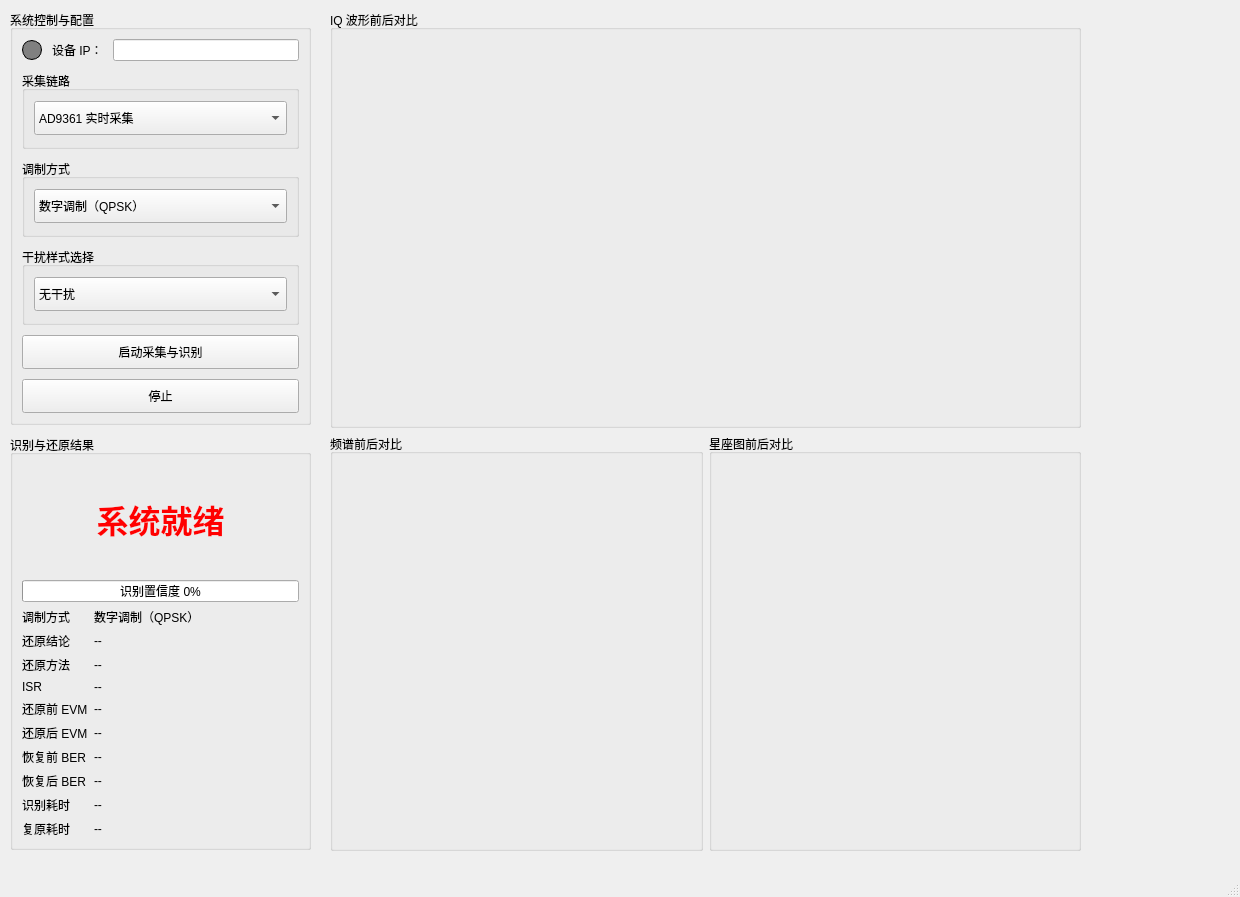
Before: the Qt Designer form 01_运行包/rk3588_gui/mainwindow.ui in taikongrensanhao/rk3588_JamSystem, drawn with Qt 5.
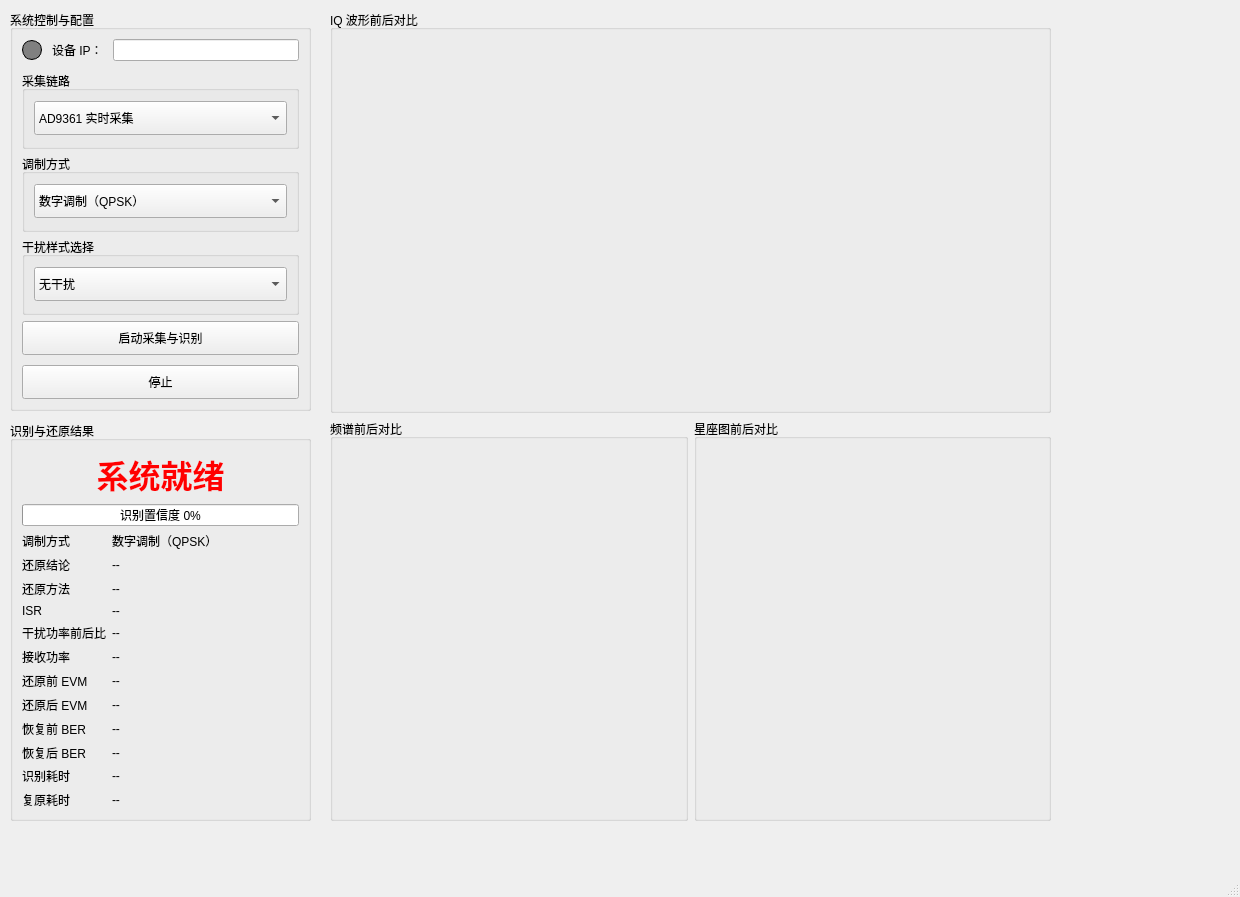
After: the same form once the commit is applied. Custom widgets are drawn as their Qt base class.

The edit to the form file:
```diff
--- a/01_运行包/rk3588_gui/mainwindow.ui
+++ b/01_运行包/rk3588_gui/mainwindow.ui
@@ -20,7 +20,7 @@
       <x>10</x>
       <y>10</y>
       <width>301</width>
-      <height>840</height>
+      <height>811</height>
      </rect>
     </property>
     <layout class="QVBoxLayout" name="verticalLayout_6">
@@ -335,83 +335,111 @@
            </widget>
           </item>
           <item row="4" column="0">
+           <widget class="QLabel" name="label_metric_power_ratio_title">
+            <property name="text">
+             <string>干扰功率前后比</string>
+            </property>
+           </widget>
+          </item>
+          <item row="4" column="1">
+           <widget class="QLabel" name="label_metric_power_ratio">
+            <property name="text">
+             <string>--</string>
+            </property>
+           </widget>
+          </item>
+          <item row="5" column="0">
+           <widget class="QLabel" name="label_metric_power_dbm_title">
+            <property name="text">
+             <string>接收功率</string>
+            </property>
+           </widget>
+          </item>
+          <item row="5" column="1">
+           <widget class="QLabel" name="label_metric_power_dbm">
+            <property name="text">
+             <string>--</string>
+            </property>
+           </widget>
+          </item>
+          <item row="6" column="0">
            <widget class="QLabel" name="label_metric_evm_before_title">
             <property name="text">
              <string>还原前 EVM</string>
             </property>
            </widget>
           </item>
-          <item row="4" column="1">
+          <item row="6" column="1">
            <widget class="QLabel" name="label_metric_evm_before">
             <property name="text">
              <string>--</string>
             </property>
            </widget>
           </item>
-          <item row="5" column="0">
+          <item row="7" column="0">
            <widget class="QLabel" name="label_metric_evm_after_title">
             <property name="text">
              <string>还原后 EVM</string>
             </property>
            </widget>
           </item>
-          <item row="5" column="1">
+          <item row="7" column="1">
            <widget class="QLabel" name="label_metric_evm_after">
             <property name="text">
              <string>--</string>
             </property>
            </widget>
           </item>
-          <item row="6" column="0">
+          <item row="8" column="0">
            <widget class="QLabel" name="label_extra_metric1_title">
             <property name="text">
              <string>恢复前 BER</string>
             </property>
            </widget>
           </item>
-          <item row="6" column="1">
+          <item row="8" column="1">
            <widget class="QLabel" name="label_extra_metric1_value">
             <property name="text">
              <string>--</string>
             </property>
            </widget>
           </item>
-          <item row="7" column="0">
+          <item row="9" column="0">
            <widget class="QLabel" name="label_extra_metric2_title">
             <property name="text">
              <string>恢复后 BER</string>
             </property>
            </widget>
           </item>
-          <item row="7" column="1">
+          <item row="9" column="1">
            <widget class="QLabel" name="label_extra_metric2_value">
             <property name="text">
              <string>--</string>
             </property>
            </widget>
           </item>
-          <item row="8" column="0">
+          <item row="10" column="0">
            <widget class="QLabel" name="label_recognition_time_title">
             <property name="text">
              <string>识别耗时</string>
             </property>
            </widget>
           </item>
-          <item row="8" column="1">
+          <item row="10" column="1">
            <widget class="QLabel" name="label_recognition_time_value">
             <property name="text">
              <string>--</string>
             </property>
            </widget>
           </item>
-          <item row="9" column="0">
+          <item row="11" column="0">
            <widget class="QLabel" name="label_restoration_time_title">
             <property name="text">
              <string>复原耗时</string>
             </property>
            </widget>
           </item>
-          <item row="9" column="1">
+          <item row="11" column="1">
            <widget class="QLabel" name="label_restoration_time_value">
             <property name="text">
              <string>--</string>
@@ -425,13 +453,13 @@
      </item>
     </layout>
    </widget>
-   <widget class="QWidget" name="">
+   <widget class="QWidget" name="layoutWidget">
     <property name="geometry">
      <rect>
       <x>330</x>
       <y>10</y>
-      <width>751</width>
-      <height>841</height>
+      <width>721</width>
+      <height>811</height>
      </rect>
     </property>
     <layout class="QVBoxLayout" name="verticalLayout_2">
```
